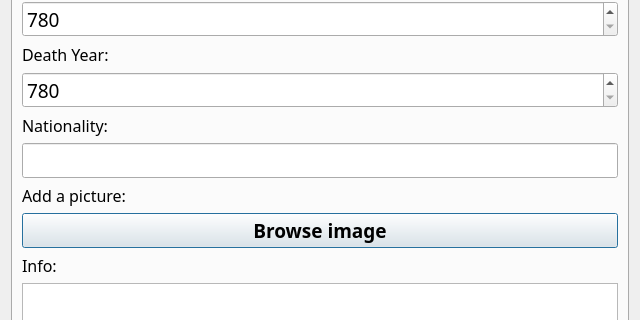
The window that additem.ui (Fanarito/VLN1) describes before a commit, drawn with Qt 5; both pictures show x 0 to 640 and y 230 to 550 of the 640 by 648 pixel window.
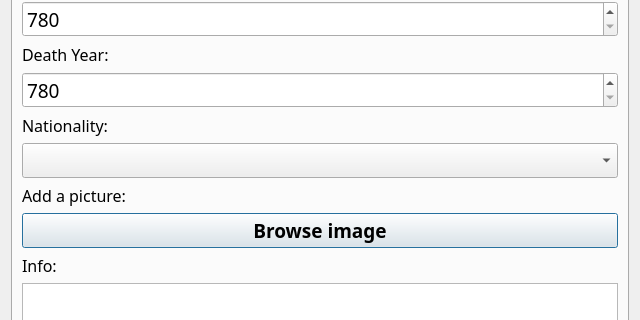
The same window after the commit. The open tabs and pages were chosen to show the change.

Commit message: nationality now in combobox

Patch:
```diff
--- a/additem.ui
+++ b/additem.ui
@@ -7,7 +7,7 @@
     <x>0</x>
     <y>0</y>
     <width>640</width>
-    <height>611</height>
+    <height>617</height>
    </rect>
   </property>
   <property name="windowTitle">
@@ -155,7 +155,7 @@
         </widget>
        </item>
        <item>
-        <widget class="QLineEdit" name="AddPersonNationalityInput"/>
+        <widget class="QComboBox" name="AddPersonNationalityDropdown"/>
        </item>
        <item>
         <widget class="QLabel" name="label_14">
```
Left out of the diff: 2 changed lines with no effect on the pictures. The commit also changes 2 other files.
